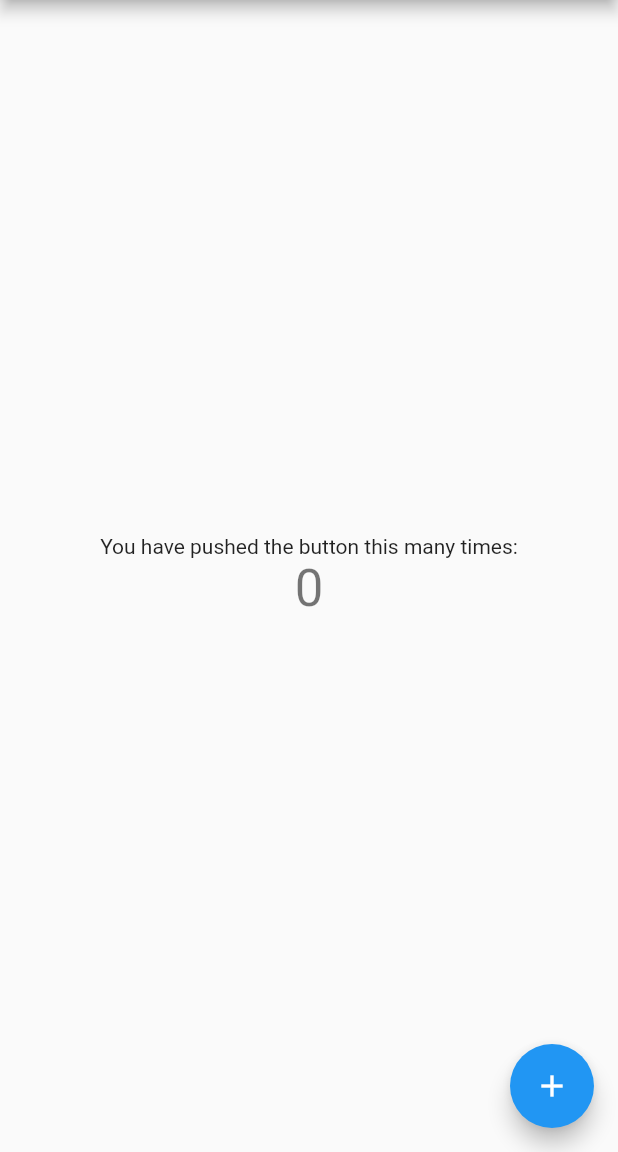
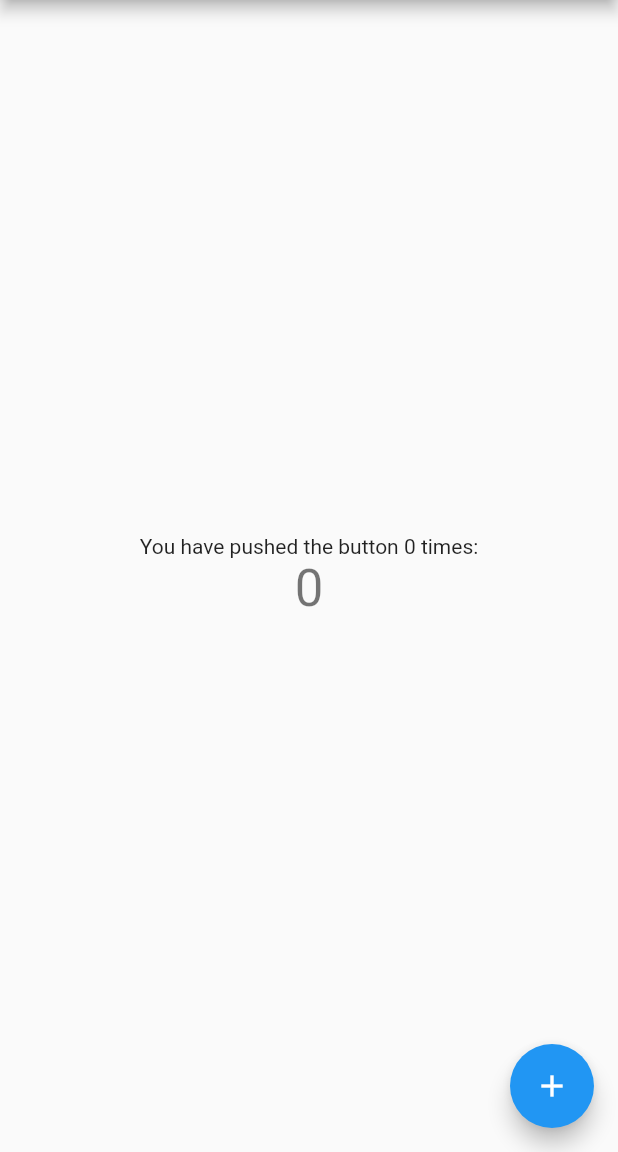
Before and after one commit to Mridul-Maurya/flutter-Simple-Quiz-App, a Flutter app: the screen it shows after launch, on a phone screen of 412 x 824 dp, the part 84-1236 px from its top. Run offline on Flutter 3.47's test engine with Material 2 defaults, Android fonts, the phone set to English and light mode, and no system bars.

Commit message:
modified text

```diff
--- a/lib/main.dart
+++ b/lib/main.dart
@@ -94,7 +94,7 @@ class _MyHomePageState extends State<MyHomePage> {
           mainAxisAlignment: MainAxisAlignment.center,
           children: <Widget>[
             Text(
-              'You have pushed the button this many times:',
+              'You have pushed the button $_counter times:',
             ),
             Text(
               '$_counter',
```
